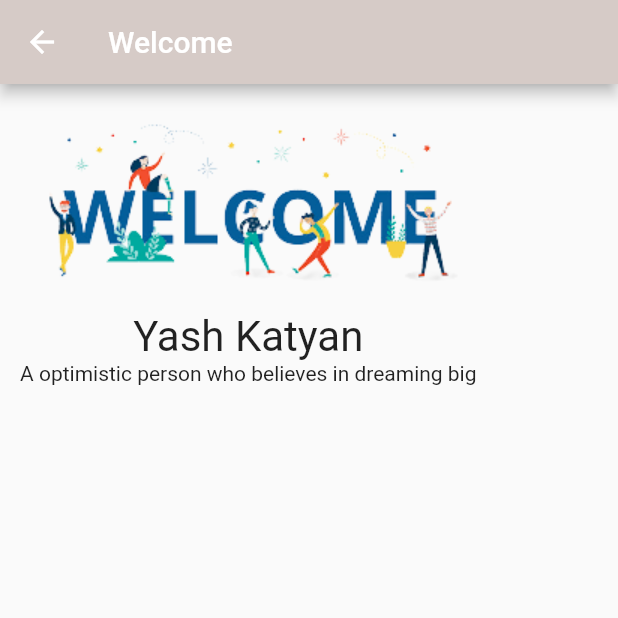
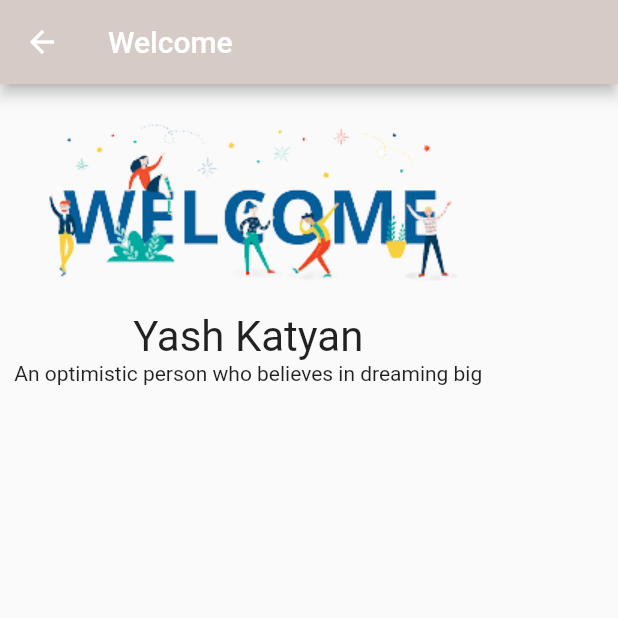
Before and after one commit to yakatyansh/amfoss-tasks, a Flutter app: the HomeScreen screen opened directly, on a phone screen of 412 x 824 dp, the top half of it. Run offline on Flutter 3.47's test engine with Material 2 defaults, Android fonts, the phone set to English and light mode, and no system bars; our stand-ins replace dots_indicator, introduction_screen.

```diff
--- a/Task-06/flutter_project/lib/main.dart
+++ b/Task-06/flutter_project/lib/main.dart
@@ -112,7 +112,7 @@ class HomeScreen extends StatelessWidget {
                     Image.asset('images/welcome.png'),
                     const Text('Yash Katyan', textScaleFactor: 2),
                     const Text(
-                      'A optimistic person who believes in '
+                      'An optimistic person who believes in '
                           'dreaming big',
                       textScaleFactor: 1,
                     )
```
